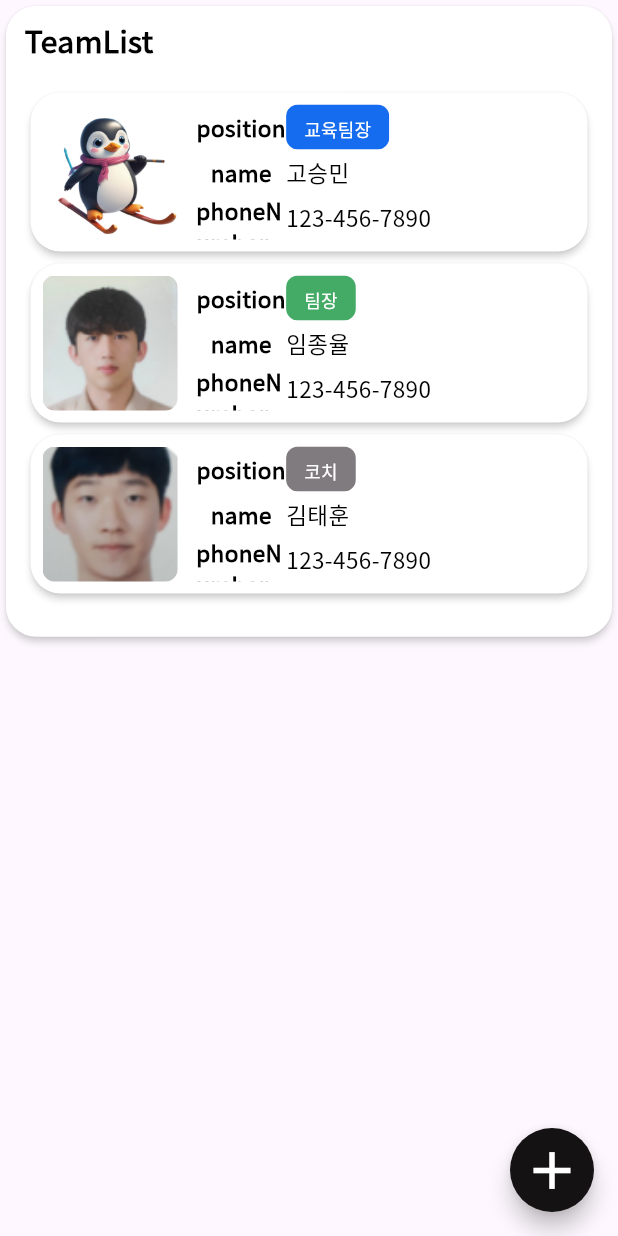
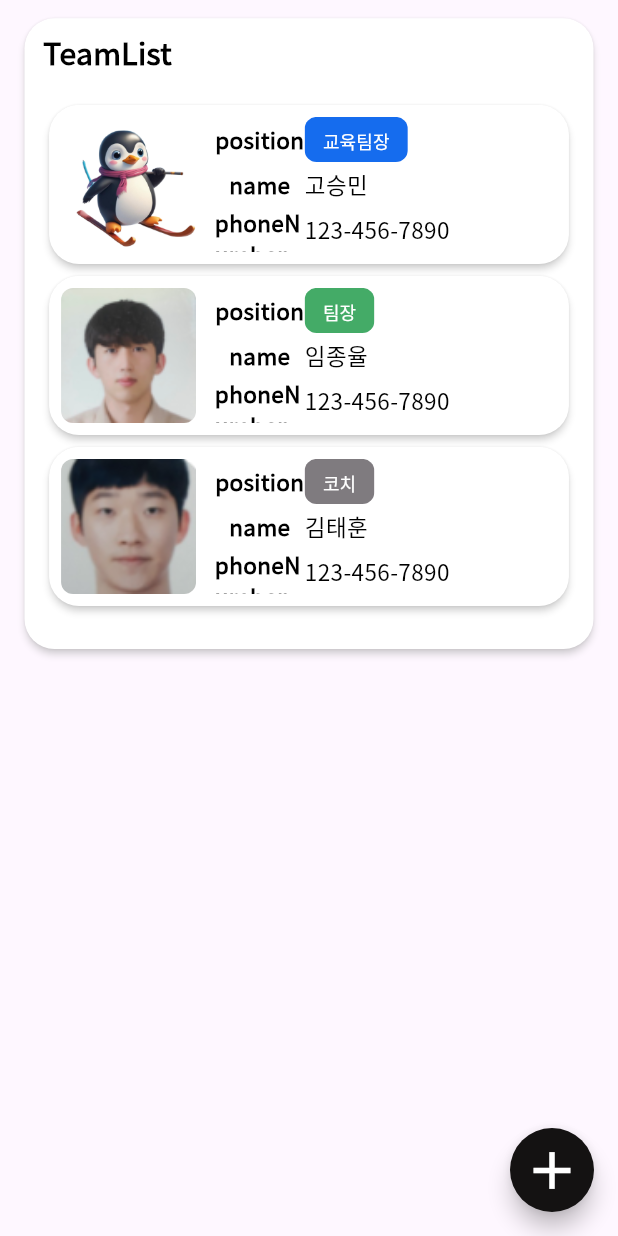
Before and after one commit to jason9865/go-ski, a Flutter app: the TeamListScreen screen opened directly, on a phone screen of 412 x 824 dp. Run offline on Flutter 3.47's test engine with Material 3 defaults, Android fonts, the phone set to English and light mode, and no system bars; our stand-ins replace easy_localization, get, logger.

Commit message:
:sparkles: Modify : I019,I031 Team List Screen

```diff
--- a/goski_instructor/lib/ui/common/i019_team_list.dart
+++ b/goski_instructor/lib/ui/common/i019_team_list.dart
@@ -45,10 +45,11 @@ class TeamListScreen extends StatelessWidget {
     final screenSizeController = Get.find<ScreenSizeController>();
 
     return Scaffold(
-        body: GoskiCard(
-          child: GoskiContainer(
+        body: GoskiContainer(
+          child: GoskiCard(
               child:
-              Column(mainAxisAlignment: MainAxisAlignment.center, children: [
+              GoskiContainer(
+                child: Column(mainAxisAlignment: MainAxisAlignment.center, children: [
                   // 팀원 목록 + 팀원 초대 버튼
                   Row(mainAxisAlignment: MainAxisAlignment.spaceBetween,
                       children: [
@@ -85,7 +86,8 @@ class TeamListScreen extends StatelessWidget {
                       },
                     ),
                   ),
-              ])),
+                ]),
+              )),
         ),
         floatingActionButton: GoskiFloatingButton(
           onTap: () {
```
Lines whose indentation alone changed are shown as unchanged.
